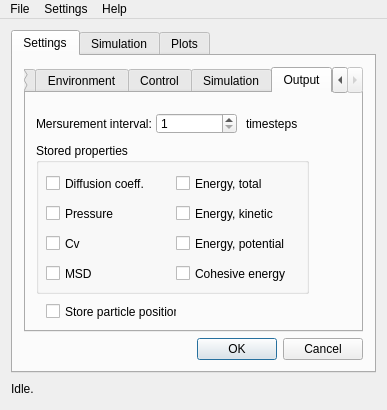
This is MD/mdmainwin.ui in krikru/MD as Qt 5 draws it before an edit. The edited form follows.
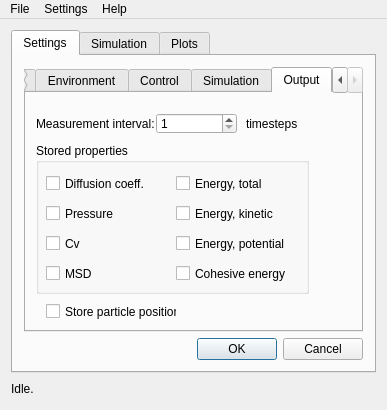
This is the edited form. The open tabs and pages were chosen to show the change.

Commit message: changed some label names

Patch:
```diff
--- a/MD/mdmainwin.ui
+++ b/MD/mdmainwin.ui
@@ -690,7 +690,7 @@
              </sizepolicy>
             </property>
             <property name="text">
-             <string>Mersurement interval:</string>
+             <string>Measurement interval:</string>
             </property>
            </widget>
            <widget class="QSpinBox" name="measurement_interval_sb">
```
Left out of the diff: 83 changed lines with no effect on the pictures.
